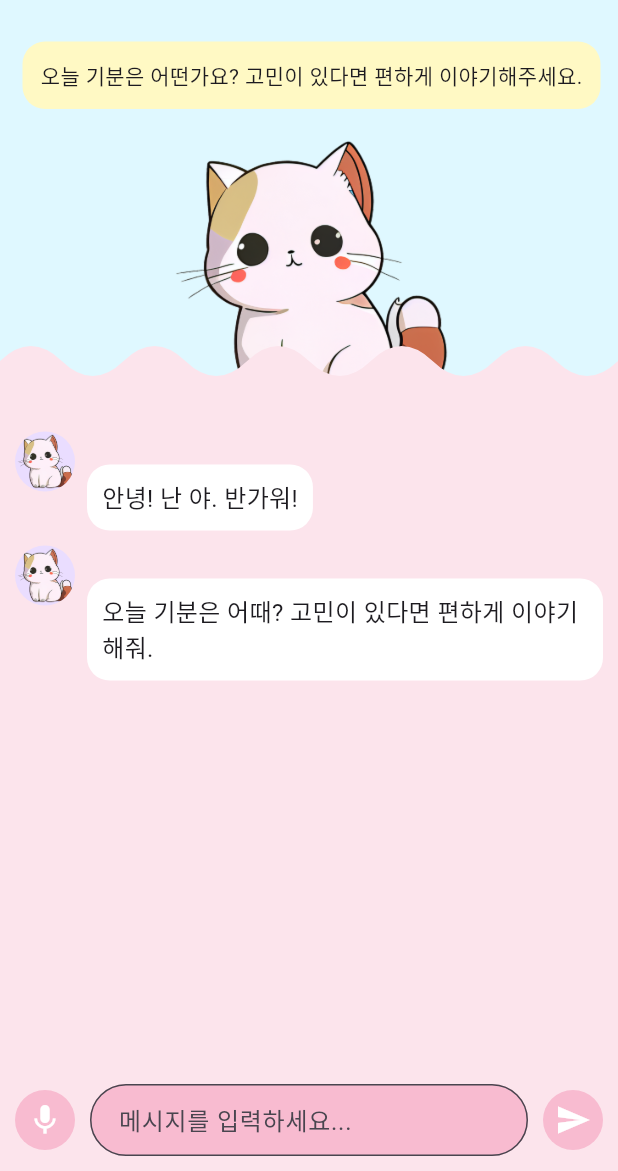
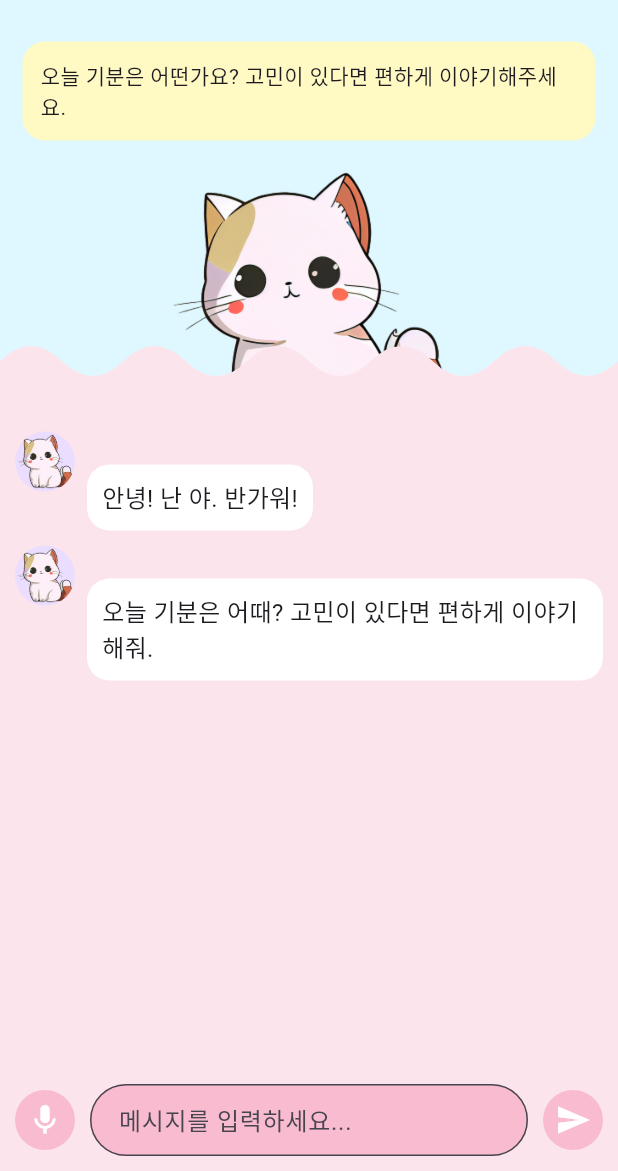
Before and after one commit to KIMjjjjjjjj/A4I, a Flutter app: the ChatScreen screen opened directly, on a phone screen of 412 x 824 dp, the part 65-1236 px from its top. Run offline on Flutter 3.47's test engine with Material 3 defaults, Android fonts, the phone set to English and light mode, and no system bars; our stand-ins replace cloud_firestore, firebase_auth, firebase_core, firebase_storage, fl_chart, flutter_dotenv and 7 more; missing offline and left inert: flutter_naver_map, mailer; accounts and stored records are empty.

```diff
--- a/lib/UI/chatbot/chat_screen.dart
+++ b/lib/UI/chatbot/chat_screen.dart
@@ -416,6 +416,7 @@ class _ChatScreenState extends State<ChatScreen> {
             Positioned(
               top: 15,
               left: 15,
+              right: 15,
               child: Column(
                 children: [
                   Container(
@@ -491,6 +492,10 @@ class _ChatScreenState extends State<ChatScreen> {
                                 ),
                               ]
                                   : [
+                                Flexible(
+                                  child: Column(
+                                    crossAxisAlignment: CrossAxisAlignment.start,
+                                    children: [
                                       Container(
                                         padding: EdgeInsets.all(10),
                                         decoration: BoxDecoration(
@@ -502,6 +507,9 @@ class _ChatScreenState extends State<ChatScreen> {
                                           style: TextStyle(fontSize: 16),
                                         ),
                                       ),
+                                    ]
+                                  )
+                                )
                               ],
                             ),
                           );
```
Also changed, not shown: pubspec.lock. Lines whose indentation alone changed are shown as unchanged.
